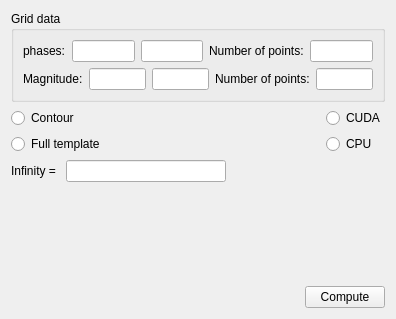
Qt form src/gui/boundaries/boundary_grid_form.ui (Isaac-Martinez-Forte/QFTbx) before a commit.
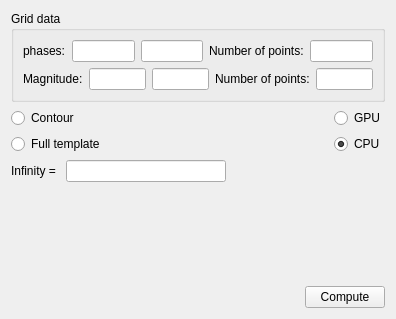
The same form after that commit.

Commit message: Lay the base of the GPU engines: the core declares them and a CUDA library implements them

What changed in the file:
```diff
--- a/src/gui/boundaries/boundary_grid_form.ui
+++ b/src/gui/boundaries/boundary_grid_form.ui
@@ -147,7 +147,7 @@
           <string>Sweep the grid on the GPU.</string>
          </property>
          <property name="text">
-          <string>CUDA</string>
+          <string>GPU</string>
          </property>
           <attribute name="buttonGroup"><string notr="true">processor</string></attribute>
         </widget>
@@ -160,6 +160,9 @@
          <property name="text">
           <string>CPU</string>
          </property>
+         <property name="checked">
+          <bool>true</bool>
+         </property>
           <attribute name="buttonGroup"><string notr="true">processor</string></attribute>
         </widget>
        </item>
```
Left out of the diff: 4 changed lines with no effect on the pictures. The commit also changes 92 other files.
